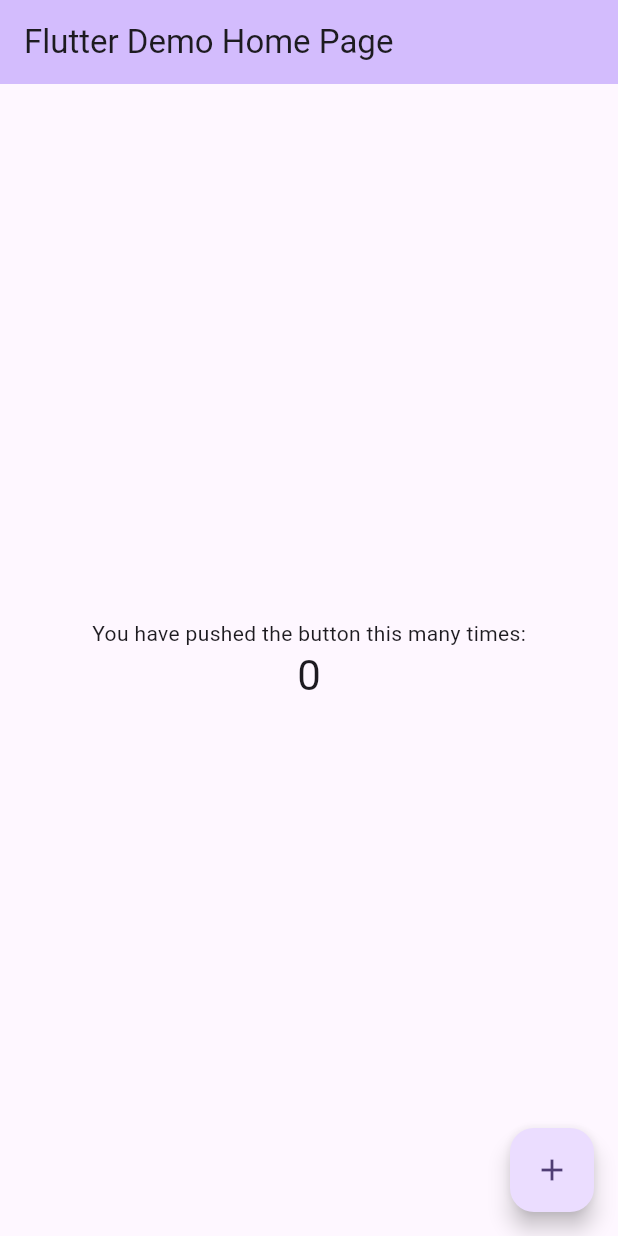
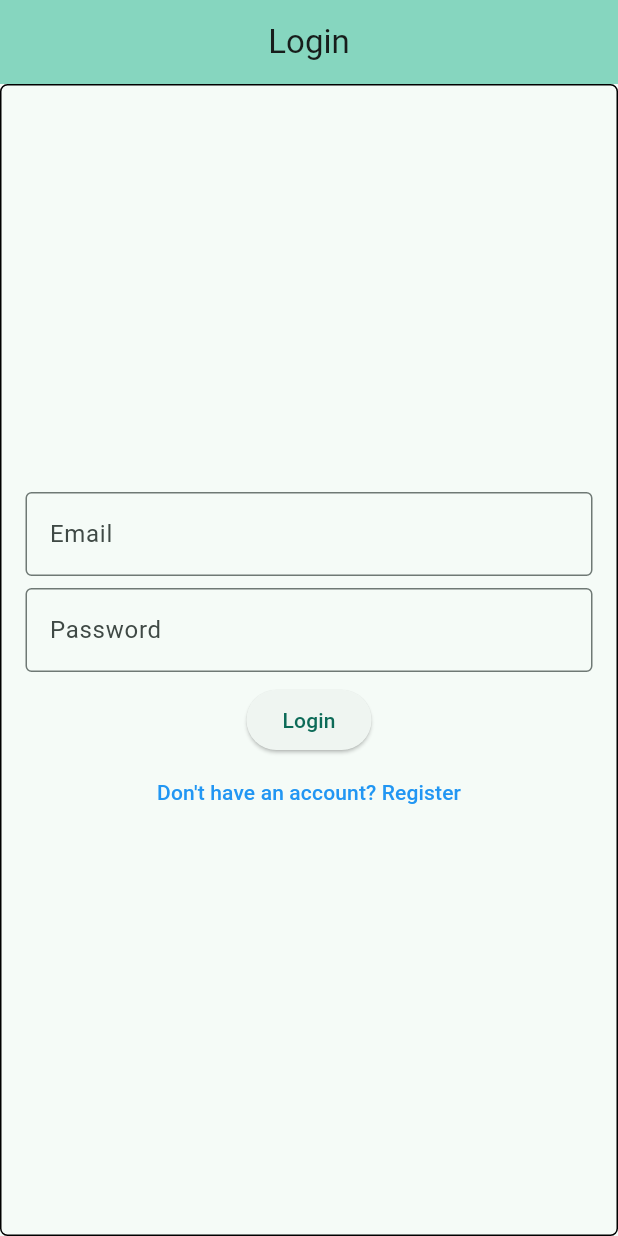
Before and after one commit to PhiGsu/cw6, a Flutter app: the screen it shows after launch, on a phone screen of 412 x 824 dp. Run offline on Flutter 3.47's test engine with Material 3 defaults, Android fonts, the phone set to English and light mode, and no system bars; our stand-ins replace cloud_firestore, firebase_auth, firebase_core; accounts and stored records are empty.

```diff
--- /dev/null
+++ b/lib/login_screen.dart
@@ -0,0 +1,141 @@
+import 'package:cw6/register_screen.dart';
+import 'package:cw6/task_list_screen.dart';
+import 'package:firebase_auth/firebase_auth.dart';
+import 'package:flutter/material.dart';
+
+class LoginScreen extends StatefulWidget {
+  const LoginScreen({super.key});
+
+  @override
+  State<LoginScreen> createState() => _LoginScreenState();
+}
+
+class _LoginScreenState extends State<LoginScreen> {
+  late final TextEditingController _emailController;
+  late final TextEditingController _passwordController;
+  final _formKey = GlobalKey<FormState>();
+
+  @override
+  void initState() {
+    super.initState();
+    _emailController = TextEditingController();
+    _passwordController = TextEditingController();
+  }
+
+  @override
+  void dispose() {
+    _emailController.dispose();
+    _passwordController.dispose();
+    super.dispose();
+  }
+
+  String? _emailValidator(String? value) {
+    if (value == null || value.isEmpty) {
+      return 'Please enter your email';
+    }
+
+    final emailRegExp = RegExp(r'^[a-zA-Z0-9]+@[a-zA-Z0-9]+\.[a-zA-Z]+');
+    if (!emailRegExp.hasMatch(value)) {
+      return 'Please enter a valid email address';
+    }
+
+    return null;
+  }
+
+  String? _passwordValidator(String? value) {
+    if (value == null || value.isEmpty) {
+      return 'Please enter your password';
+    }
+    if (value.length < 6) {
+      return 'Password must be at least 6 characters';
+    }
+    return null;
+  }
+
+  Future<void> _loginUser() async {
+    if (_formKey.currentState?.validate() ?? false) {
+      try {
+        await FirebaseAuth.instance.signInWithEmailAndPassword(
+          email: _emailController.text,
+          password: _passwordController.text,
+        );
+        if (mounted) {
+          Navigator.pushReplacement(
+            context,
+            MaterialPageRoute(
+              builder: (context) => TaskListScreen(),
+            ),
+          );
+        }
+      } catch (e) {
+        if (mounted) {
+          ScaffoldMessenger.of(context)
+              .showSnackBar(SnackBar(content: Text('Invalid credentials')));
+        }
+      }
+    }
+  }
+
+  @override
+  Widget build(BuildContext context) {
+    return Scaffold(
+      appBar: AppBar(
+        backgroundColor: Theme.of(context).colorScheme.inversePrimary,
+        title: Text('Login'),
+        centerTitle: true,
+      ),
+      body: Center(
+        child: Container(
+          padding: const EdgeInsets.all(16),
+          decoration: BoxDecoration(
+            borderRadius: BorderRadius.circular(5),
+            border: Border.all(),
+          ),
+          child: Form(
+            key: _formKey,
+            child: Column(
+              mainAxisAlignment: MainAxisAlignment.center,
+              children: <Widget>[
+                TextFormField(
+                  controller: _emailController,
+                  decoration: InputDecoration(
+                    labelText: 'Email',
+                    border: OutlineInputBorder(),
+                  ),
+                  validator: _emailValidator,
+                ),
+                const SizedBox(height: 8),
+                TextFormField(
+                  controller: _passwordController,
+                  decoration: InputDecoration(
+                    labelText: 'Password',
+                    border: OutlineInputBorder(),
+                  ),
+                  obscureText: true,
+                  validator: _passwordValidator,
+                ),
+                const SizedBox(height: 8),
+                ElevatedButton(
+                  onPressed: _loginUser,
+                  child: const Text('Login'),
+                ),
+                TextButton(
+                  onPressed: () => Navigator.pushReplacement(
+                    context,
+                    MaterialPageRoute(
+                      builder: (context) => RegisterScreen(),
+                    ),
+                  ),
+                  child: Text(
+                    'Don\'t have an account? Register',
+                    style: TextStyle(color: Colors.blue),
+                  ),
+                ),
+              ],
+            ),
+          ),
+        ),
+      ),
+    );
+  }
+}
--- a/lib/main.dart
+++ b/lib/main.dart
@@ -1,125 +1,28 @@
+import 'package:cw6/firebase_options.dart';
+import 'package:cw6/login_screen.dart';
+import 'package:firebase_core/firebase_core.dart';
 import 'package:flutter/material.dart';
 
-void main() {
-  runApp(const MyApp());
+Future<void> main() async {
+  WidgetsFlutterBinding.ensureInitialized();
+  await Firebase.initializeApp(
+    options: DefaultFirebaseOptions.currentPlatform,
+  );
+  runApp(MyApp());
 }
 
 class MyApp extends StatelessWidget {
   const MyApp({super.key});
 
-  // This widget is the root of your application.
   @override
   Widget build(BuildContext context) {
     return MaterialApp(
-      title: 'Flutter Demo',
+      title: 'Task Manager',
       theme: ThemeData(
-        // This is the theme of your application.
-        //
-        // TRY THIS: Try running your application with "flutter run". You'll see
-        // the application has a purple toolbar. Then, without quitting the app,
-        // try changing the seedColor in the colorScheme below to Colors.green
-        // and then invoke "hot reload" (save your changes or press the "hot
-        // reload" button in a Flutter-supported IDE, or press "r" if you used
-        // the command line to start the app).
-        //
-        // Notice that the counter didn't reset back to zero; the application
-        // state is not lost during the reload. To reset the state, use hot
-        // restart instead.
-        //
-        // This works for code too, not just values: Most code changes can be
-        // tested with just a hot reload.
-        colorScheme: ColorScheme.fromSeed(seedColor: Colors.deepPurple),
+        colorScheme: ColorScheme.fromSeed(seedColor: Colors.tealAccent),
         useMaterial3: true,
       ),
-      home: const MyHomePage(title: 'Flutter Demo Home Page'),
+      home: const LoginScreen(),
     );
   }
 }
-
-class MyHomePage extends StatefulWidget {
-  const MyHomePage({super.key, required this.title});
-
-  // This widget is the home page of your application. It is stateful, meaning
-  // that it has a State object (defined below) that contains fields that affect
-  // how it looks.
-
-  // This class is the configuration for the state. It holds the values (in this
-  // case the title) provided by the parent (in this case the App widget) and
-  // used by the build method of the State. Fields in a Widget subclass are
-  // always marked "final".
-
-  final String title;
-
-  @override
-  State<MyHomePage> createState() => _MyHomePageState();
-}
-
-class _MyHomePageState extends State<MyHomePage> {
-  int _counter = 0;
-
-  void _incrementCounter() {
-    setState(() {
-      // This call to setState tells the Flutter framework that something has
-      // changed in this State, which causes it to rerun the build method below
-      // so that the display can reflect the updated values. If we changed
-      // _counter without calling setState(), then the build method would not be
-      // called again, and so nothing would appear to happen.
-      _counter++;
-    });
-  }
-
-  @override
-  Widget build(BuildContext context) {
-    // This method is rerun every time setState is called, for instance as done
-    // by the _incrementCounter method above.
-    //
-    // The Flutter framework has been optimized to make rerunning build methods
-    // fast, so that you can just rebuild anything that needs updating rather
-    // than having to individually change instances of widgets.
-    return Scaffold(
-      appBar: AppBar(
-        // TRY THIS: Try changing the color here to a specific color (to
-        // Colors.amber, perhaps?) and trigger a hot reload to see the AppBar
-        // change color while the other colors stay the same.
-        backgroundColor: Theme.of(context).colorScheme.inversePrimary,
-        // Here we take the value from the MyHomePage object that was created by
-        // the App.build method, and use it to set our appbar title.
-        title: Text(widget.title),
-      ),
-      body: Center(
-        // Center is a layout widget. It takes a single child and positions it
-        // in the middle of the parent.
-        child: Column(
-          // Column is also a layout widget. It takes a list of children and
-          // arranges them vertically. By default, it sizes itself to fit its
-          // children horizontally, and tries to be as tall as its parent.
-          //
-          // Column has various properties to control how it sizes itself and
-          // how it positions its children. Here we use mainAxisAlignment to
-          // center the children vertically; the main axis here is the vertical
-          // axis because Columns are vertical (the cross axis would be
-          // horizontal).
-          //
-          // TRY THIS: Invoke "debug painting" (choose the "Toggle Debug Paint"
-          // action in the IDE, or press "p" in the console), to see the
-          // wireframe for each widget.
-          mainAxisAlignment: MainAxisAlignment.center,
-          children: <Widget>[
-            const Text(
-              'You have pushed the button this many times:',
-            ),
-            Text(
-              '$_counter',
-              style: Theme.of(context).textTheme.headlineMedium,
-            ),
-          ],
-        ),
-      ),
-      floatingActionButton: FloatingActionButton(
-        onPressed: _incrementCounter,
-        tooltip: 'Increment',
-        child: const Icon(Icons.add),
-      ), // This trailing comma makes auto-formatting nicer for build methods.
-    );
-  }
-}
--- a/pubspec.yaml
+++ b/pubspec.yaml
@@ -34,6 +34,9 @@ dependencies:
   # The following adds the Cupertino Icons font to your application.
   # Use with the CupertinoIcons class for iOS style icons.
   cupertino_icons: ^1.0.8
+  firebase_core: ^3.13.0
+  firebase_auth: ^5.5.2
+  cloud_firestore: ^5.6.6
 
 dev_dependencies:
   flutter_test:
```
Also changed, not shown: lib/register_screen.dart (added, +164 -0 lines), lib/task_list_screen.dart (added, +172 -0 lines), firebase.json (added), lib/firebase_options.dart (added), pubspec.lock, 6 other files.
